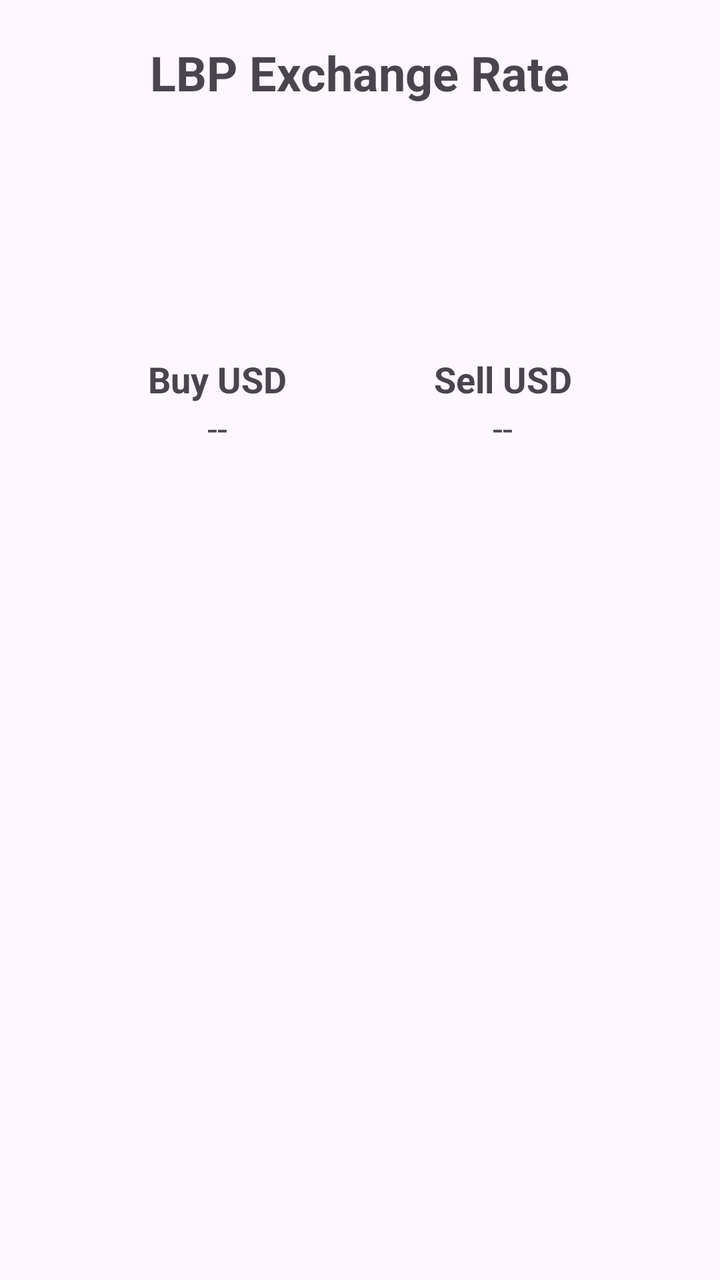
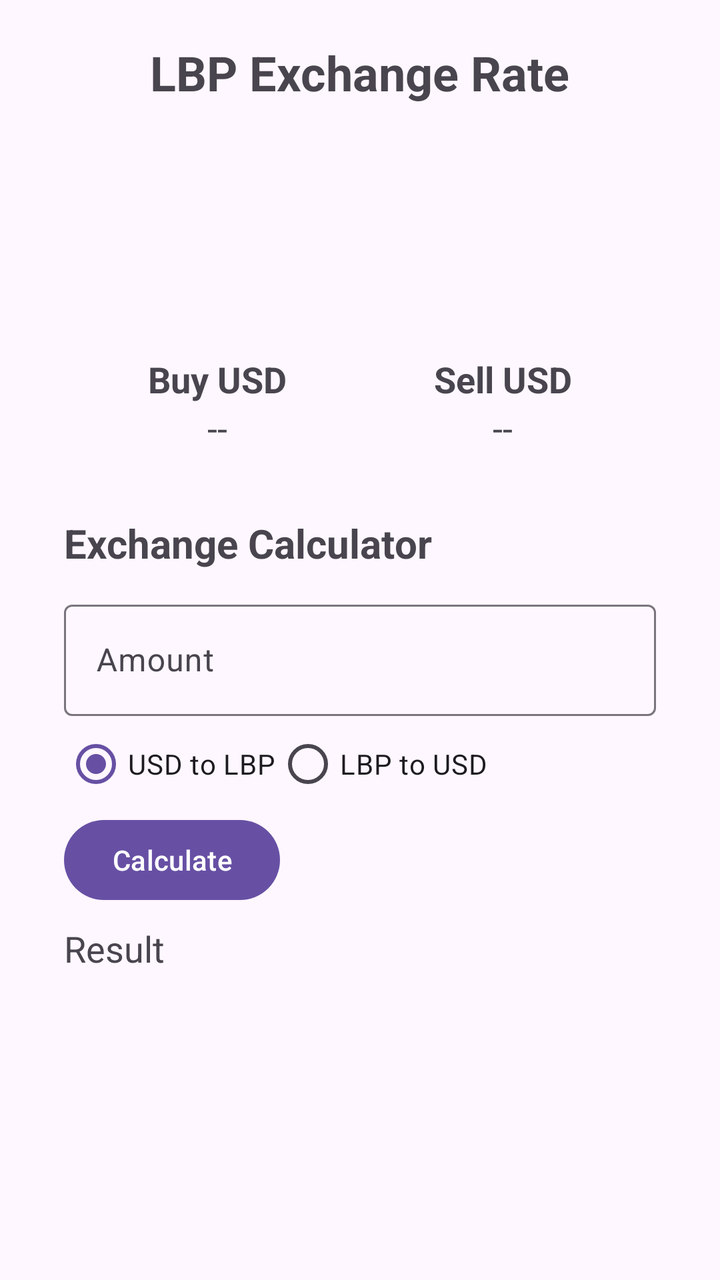

An Android layout rendered at two revisions. The XML below is the earlier revision; the diff shows what the commit changed to produce the second picture.
<!-- AndroidManifest.xml: application theme Theme.CurrencyExchange -->
<!-- res/layout/fragment_exchange.xml -->
<?xml version="1.0" encoding="utf-8"?>
<androidx.constraintlayout.widget.ConstraintLayout xmlns:android="http://schemas.android.com/apk/res/android"
    xmlns:app="http://schemas.android.com/apk/res-auto"
    android:layout_width="match_parent"
    android:layout_height="match_parent">

    <TextView
        android:id="@+id/txtExchangeTitle"
        android:layout_width="wrap_content"
        android:layout_height="wrap_content"
        android:layout_marginTop="20dp"
        android:text="LBP Exchange Rate"
        android:textSize="24sp"
        android:textStyle="bold"
        app:layout_constraintEnd_toEndOf="parent"
        app:layout_constraintStart_toStartOf="parent"
        app:layout_constraintTop_toTopOf="parent" />

    <LinearLayout
        android:id="@+id/vwBuyUsd"
        android:layout_width="wrap_content"
        android:layout_height="wrap_content"
        android:gravity="center_horizontal"
        android:orientation="vertical"
        app:layout_constraintBottom_toBottomOf="parent"
        app:layout_constraintEnd_toStartOf="@id/vwSellUsd"
        app:layout_constraintHorizontal_weight="1"
        app:layout_constraintStart_toStartOf="parent"
        app:layout_constraintTop_toTopOf="parent"
        app:layout_constraintVertical_bias="0.3">

        <TextView
            android:layout_width="wrap_content"
            android:layout_height="wrap_content"
            android:text="Buy USD"
            android:textSize="18sp"
            android:textStyle="bold" />

        <TextView
            android:id="@+id/txtBuyUsdRate"
            android:layout_width="wrap_content"
            android:layout_height="wrap_content"
            android:text="--"
            android:textSize="18sp" />
    </LinearLayout>

    <LinearLayout
        android:id="@+id/vwSellUsd"
        android:layout_width="wrap_content"
        android:layout_height="wrap_content"
        android:gravity="center_horizontal"
        android:orientation="vertical"
        app:layout_constraintBottom_toBottomOf="parent"
        app:layout_constraintEnd_toEndOf="parent"
        app:layout_constraintHorizontal_weight="1"
        app:layout_constraintStart_toEndOf="@id/vwBuyUsd"
        app:layout_constraintTop_toTopOf="parent"
        app:layout_constraintVertical_bias="0.3">

        <TextView
            android:layout_width="wrap_content"
            android:layout_height="wrap_content"
            android:text="Sell USD"
            android:textSize="18sp"
            android:textStyle="bold" />

        <TextView
            android:id="@+id/txtSellUsdRate"
            android:layout_width="wrap_content"
            android:layout_height="wrap_content"
            android:text="--"
            android:textSize="18sp" />
    </LinearLayout>

</androidx.constraintlayout.widget.ConstraintLayout>
<!-- resources referenced by this layout -->
<resources>
  <style name="Theme.CurrencyExchange" parent="Base.Theme.CurrencyExchange" />
  <style name="Base.Theme.CurrencyExchange" parent="Theme.Material3.DayNight.NoActionBar">
          <item name="colorOnSecondary">@color/white</item>
      </style>
  <color name="white">#FFFFFFFF</color>
</resources>

<!-- the commit's change to res/layout/fragment_exchange.xml (unified diff, before → after) -->
@@ -72,4 +72,75 @@
             android:textSize="18sp" />
     </LinearLayout>
 
+    <LinearLayout
+        android:id="@+id/vwCalculator"
+        android:layout_width="0dp"
+        android:layout_height="wrap_content"
+        android:layout_marginHorizontal="32dp"
+        android:layout_marginTop="32dp"
+        android:orientation="vertical"
+        app:layout_constraintEnd_toEndOf="parent"
+        app:layout_constraintStart_toStartOf="parent"
+        app:layout_constraintTop_toBottomOf="@id/vwBuyUsd">
+
+        <TextView
+            android:layout_width="wrap_content"
+            android:layout_height="wrap_content"
+            android:text="Exchange Calculator"
+            android:textSize="20sp"
+            android:textStyle="bold" />
+
+        <com.google.android.material.textfield.TextInputLayout
+            android:id="@+id/txtInptCalculateAmount"
+            style="@style/Widget.Material3.TextInputLayout.OutlinedBox"
+            android:layout_width="match_parent"
+            android:layout_height="wrap_content"
+            android:layout_marginTop="12dp"
+            android:hint="Amount">
+
+            <com.google.android.material.textfield.TextInputEditText
+                android:layout_width="match_parent"
+                android:layout_height="wrap_content"
+                android:inputType="numberDecimal"
+                android:singleLine="true" />
+
+        </com.google.android.material.textfield.TextInputLayout>
+
+        <RadioGroup
+            android:id="@+id/rdGrpCalculationType"
+            android:layout_width="wrap_content"
+            android:layout_height="wrap_content"
+            android:checkedButton="@id/rdBtnUsdToLbp"
+            android:orientation="horizontal">
+
+            <RadioButton
+                android:id="@+id/rdBtnUsdToLbp"
+                android:layout_width="wrap_content"
+                android:layout_height="wrap_content"
+                android:text="USD to LBP" />
+
+            <RadioButton
+                android:id="@+id/rdBtnLbpToUsd"
+                android:layout_width="wrap_content"
+                android:layout_height="wrap_content"
+                android:text="LBP to USD" />
+
+        </RadioGroup>
+
+        <Button
+            android:id="@+id/btnCalculate"
+            android:layout_width="wrap_content"
+            android:layout_height="wrap_content"
+            android:text="Calculate" />
+
+        <TextView
+            android:id="@+id/txtCalculationResult"
+            android:layout_width="wrap_content"
+            android:layout_height="wrap_content"
+            android:layout_marginTop="8dp"
+            android:text="Result"
+            android:textSize="18sp" />
+
+    </LinearLayout>
+
 </androidx.constraintlayout.widget.ConstraintLayout>
